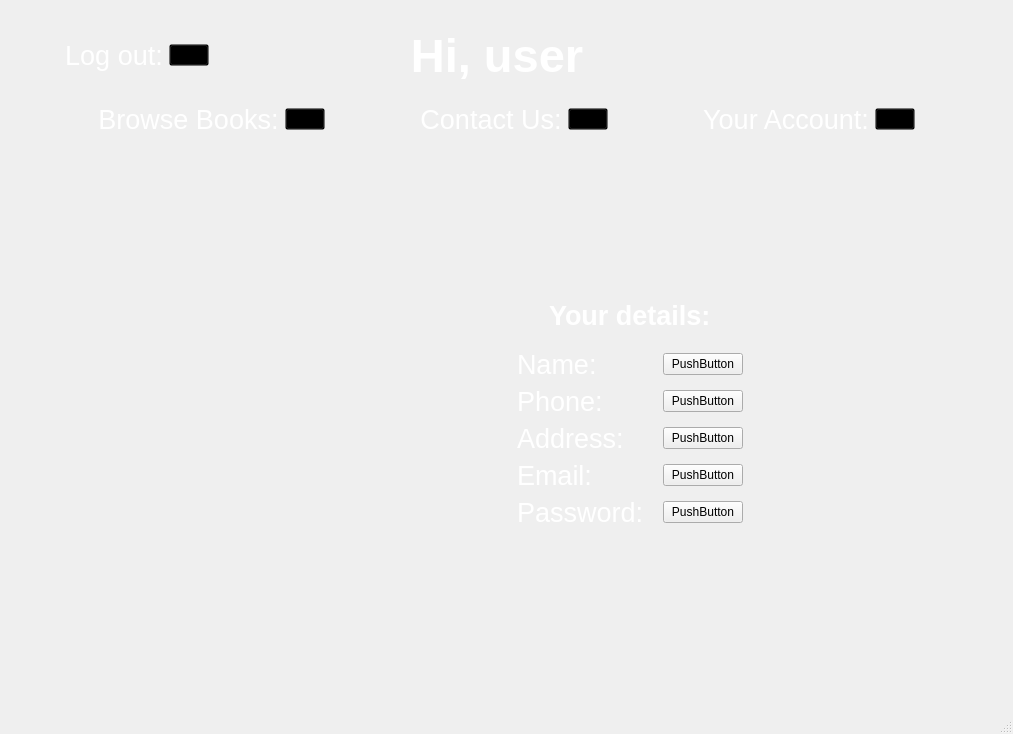
Before: the Qt Designer form userpage.ui in dmackeyward/AC-Library-Final, drawn with Qt 5.
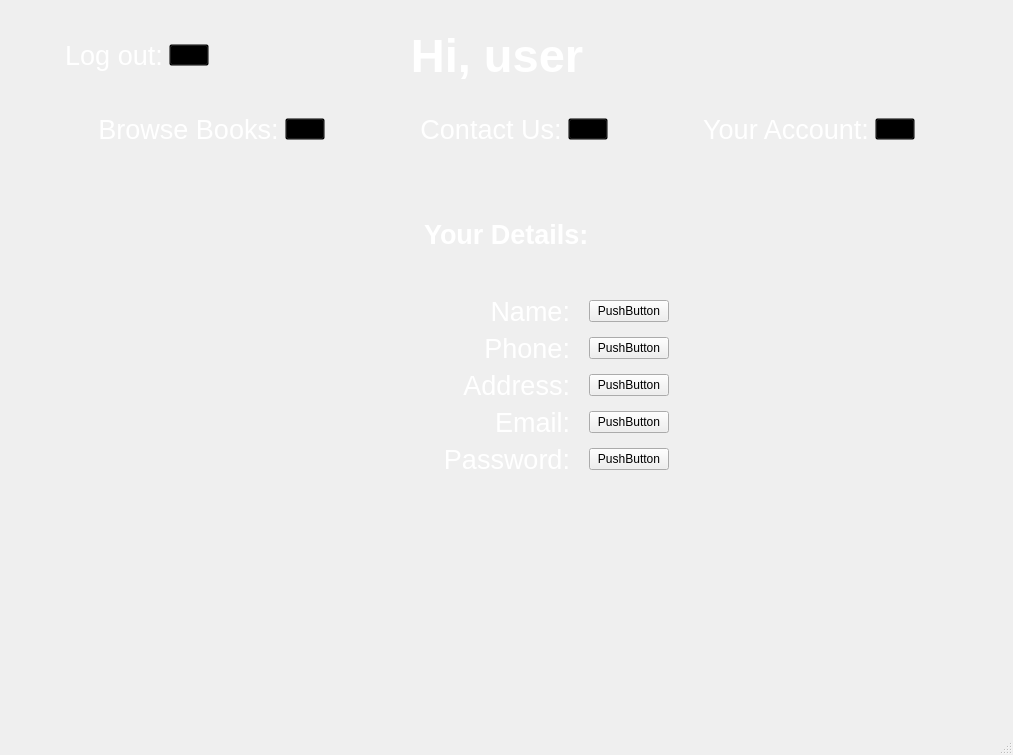
After: the same form once the commit is applied. The open tabs and pages were chosen to show the change. Icons and pictures are not drawn.

Commit message:
update to My Details page
update to My Details page

What changed in the file:
```diff
--- a/userpage.ui
+++ b/userpage.ui
@@ -7,7 +7,7 @@
     <x>0</x>
     <y>0</y>
     <width>1013</width>
-    <height>734</height>
+    <height>755</height>
    </rect>
   </property>
   <property name="windowTitle">
@@ -758,25 +758,25 @@
          </layout>
         </widget>
         <widget class="QWidget" name="account">
+         <layout class="QHBoxLayout" name="horizontalLayout_12">
+          <item>
+           <layout class="QVBoxLayout" name="verticalLayout_12" stretch="1,5,6">
+            <item>
+             <spacer name="verticalSpacer_14">
+              <property name="orientation">
+               <enum>Qt::Vertical</enum>
+              </property>
+              <property name="sizeHint" stdset="0">
+               <size>
+                <width>20</width>
+                <height>40</height>
+               </size>
+              </property>
+             </spacer>
+            </item>
+            <item>
          <layout class="QHBoxLayout" name="horizontalLayout_11">
           <item>
-           <layout class="QVBoxLayout" name="verticalLayout_11" stretch="2,4,2">
-            <item>
-             <spacer name="verticalSpacer_12">
-              <property name="orientation">
-               <enum>Qt::Vertical</enum>
-              </property>
-              <property name="sizeHint" stdset="0">
-               <size>
-                <width>20</width>
-                <height>40</height>
-               </size>
-              </property>
-             </spacer>
-            </item>
-            <item>
-             <layout class="QHBoxLayout" name="horizontalLayout_10" stretch="5,4,0,4,5">
-              <item>
                <spacer name="horizontalSpacer_20">
                 <property name="orientation">
                  <enum>Qt::Horizontal</enum>
@@ -790,30 +790,7 @@
                </spacer>
               </item>
               <item>
-               <widget class="QLabel" name="label">
-                <property name="text">
-                 <string/>
-                </property>
-                <property name="pixmap">
-                 <pixmap resource="images.qrc">:/images/your_details.png</pixmap>
-                </property>
-               </widget>
-              </item>
-              <item>
-               <spacer name="horizontalSpacer_22">
-                <property name="orientation">
-                 <enum>Qt::Horizontal</enum>
-                </property>
-                <property name="sizeHint" stdset="0">
-                 <size>
-                  <width>40</width>
-                  <height>20</height>
-                 </size>
-                </property>
-               </spacer>
-              </item>
-              <item>
-               <layout class="QVBoxLayout" name="verticalLayout_10">
+               <layout class="QVBoxLayout" name="verticalLayout_11" stretch="3,3,3">
                 <item>
                  <layout class="QHBoxLayout" name="horizontalLayout_9">
                   <item>
@@ -842,7 +819,7 @@
                      <string notr="true">color: rgb(255, 255, 255);</string>
                     </property>
                     <property name="text">
-                     <string>Your details:</string>
+                     <string>Your Details:</string>
                     </property>
                    </widget>
                   </item>
@@ -862,6 +839,77 @@
                  </layout>
                 </item>
                 <item>
+                 <spacer name="verticalSpacer_16">
+                  <property name="orientation">
+                   <enum>Qt::Vertical</enum>
+                  </property>
+                  <property name="sizeType">
+                   <enum>QSizePolicy::Fixed</enum>
+                  </property>
+                  <property name="sizeHint" stdset="0">
+                   <size>
+                    <width>20</width>
+                    <height>40</height>
+                   </size>
+                  </property>
+                 </spacer>
+                </item>
+                <item>
+                 <layout class="QHBoxLayout" name="horizontalLayout_10" stretch="5,0,5">
+                  <item>
+                   <layout class="QVBoxLayout" name="verticalLayout_10">
+                    <item>
+                     <spacer name="verticalSpacer_12">
+                      <property name="orientation">
+                       <enum>Qt::Vertical</enum>
+                      </property>
+                      <property name="sizeHint" stdset="0">
+                       <size>
+                        <width>20</width>
+                        <height>40</height>
+                       </size>
+                      </property>
+                     </spacer>
+                    </item>
+                    <item>
+                     <widget class="QLabel" name="label">
+                      <property name="text">
+                       <string/>
+                      </property>
+                      <property name="pixmap">
+                       <pixmap resource="images.qrc">:/images/your_details.png</pixmap>
+                      </property>
+                     </widget>
+                    </item>
+                    <item>
+                     <spacer name="verticalSpacer_13">
+                      <property name="orientation">
+                       <enum>Qt::Vertical</enum>
+                      </property>
+                      <property name="sizeHint" stdset="0">
+                       <size>
+                        <width>20</width>
+                        <height>40</height>
+                       </size>
+                      </property>
+                     </spacer>
+                    </item>
+                   </layout>
+                  </item>
+                  <item>
+                   <spacer name="horizontalSpacer_22">
+                    <property name="orientation">
+                     <enum>Qt::Horizontal</enum>
+                    </property>
+                    <property name="sizeHint" stdset="0">
+                     <size>
+                      <width>40</width>
+                      <height>20</height>
+                     </size>
+                    </property>
+                   </spacer>
+                  </item>
+                  <item>
                  <layout class="QGridLayout" name="gridLayout">
                   <item row="2" column="2">
                    <widget class="QPushButton" name="pushButton_3">
@@ -899,12 +947,18 @@
                       <pointsize>20</pointsize>
                      </font>
                     </property>
+                      <property name="layoutDirection">
+                       <enum>Qt::RightToLeft</enum>
+                      </property>
                     <property name="styleSheet">
                      <string notr="true">color: rgb(255, 255, 255);</string>
                     </property>
                     <property name="text">
                      <string>Password:</string>
                     </property>
+                      <property name="alignment">
+                       <set>Qt::AlignRight|Qt::AlignTrailing|Qt::AlignVCenter</set>
+                      </property>
                    </widget>
                   </item>
                   <item row="0" column="0">
@@ -915,12 +969,18 @@
                       <pointsize>20</pointsize>
                      </font>
                     </property>
+                      <property name="layoutDirection">
+                       <enum>Qt::RightToLeft</enum>
+                      </property>
                     <property name="styleSheet">
                      <string notr="true">color: rgb(255, 255, 255);</string>
                     </property>
                     <property name="text">
                      <string>Name:</string>
                     </property>
+                      <property name="alignment">
+                       <set>Qt::AlignRight|Qt::AlignTrailing|Qt::AlignVCenter</set>
+                      </property>
                    </widget>
                   </item>
                   <item row="3" column="2">
@@ -945,12 +1005,18 @@
                       <pointsize>20</pointsize>
                      </font>
                     </property>
+                      <property name="layoutDirection">
+                       <enum>Qt::RightToLeft</enum>
+                      </property>
                     <property name="styleSheet">
                      <string notr="true">color: rgb(255, 255, 255);</string>
                     </property>
                     <property name="text">
                      <string>Email:</string>
                     </property>
+                      <property name="alignment">
+                       <set>Qt::AlignRight|Qt::AlignTrailing|Qt::AlignVCenter</set>
+                      </property>
                    </widget>
                   </item>
                   <item row="4" column="1">
@@ -982,12 +1048,18 @@
                       <pointsize>20</pointsize>
                      </font>
                     </property>
+                      <property name="layoutDirection">
+                       <enum>Qt::RightToLeft</enum>
+                      </property>
                     <property name="styleSheet">
                      <string notr="true">color: rgb(255, 255, 255);</string>
                     </property>
                     <property name="text">
                      <string>Address:</string>
                     </property>
+                      <property name="alignment">
+                       <set>Qt::AlignRight|Qt::AlignTrailing|Qt::AlignVCenter</set>
+                      </property>
                    </widget>
                   </item>
                   <item row="0" column="2">
@@ -1005,13 +1077,21 @@
                       <pointsize>20</pointsize>
                      </font>
                     </property>
+                      <property name="layoutDirection">
+                       <enum>Qt::RightToLeft</enum>
+                      </property>
                     <property name="styleSheet">
                      <string notr="true">color: rgb(255, 255, 255);</string>
                     </property>
                     <property name="text">
                      <string>Phone:</string>
                     </property>
-                   </widget>
+                      <property name="alignment">
+                       <set>Qt::AlignRight|Qt::AlignTrailing|Qt::AlignVCenter</set>
+                      </property>
+                     </widget>
+                    </item>
+                   </layout>
                   </item>
                  </layout>
                 </item>
@@ -1033,7 +1113,7 @@
              </layout>
             </item>
             <item>
-             <spacer name="verticalSpacer_13">
+             <spacer name="verticalSpacer_15">
               <property name="orientation">
                <enum>Qt::Vertical</enum>
               </property>
```
Lines whose indentation alone changed are shown as unchanged. The commit also changes 1 other file.
